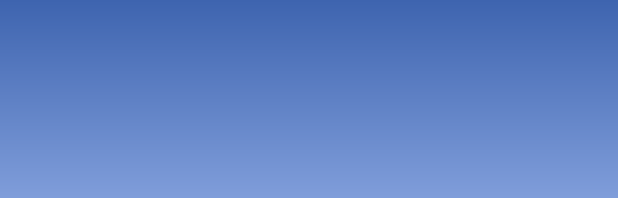
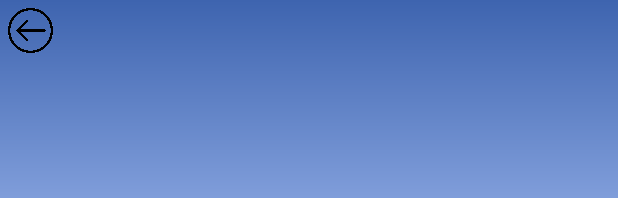
Before and after one commit to wmxianLoo/WillXianSubmissionRBC, an Android app: the layout activity_main_transactions.xml on its own in the app's theme, with its tools: preview values and no code run, on a phone screen of 412 x 824 dp. Shown: the top 198 px of the screen. Run offline under Robolectric (Android 15) with nearby library versions, the light colour scheme and no system bars.

Commit message:
Added a back button on transactions page

```diff
--- a/app/src/main/res/layout/activity_main_transactions.xml
+++ b/app/src/main/res/layout/activity_main_transactions.xml
@@ -49,6 +49,16 @@
             android:textSize="36sp" />
     </LinearLayout>
 
+    <ImageButton
+        android:id="@+id/backToMain"
+        android:layout_width="30dp"
+        android:layout_height="30dp"
+        android:background="@drawable/back_button"
+        android:layout_gravity="center"
+        android:layout_margin="5dp"
+        app:layout_constraintStart_toStartOf="parent"
+        app:layout_constraintTop_toTopOf="parent" />
+
     <TextView
         android:id="@+id/loading_indicator"
         android:layout_width="match_parent"
```
Also changed, not shown: app/src/main/java/com/example/myapplication/transactions/TransactionsActivity.java (+8 -0 lines), app/src/main/res/drawable/back_button.png (added).
